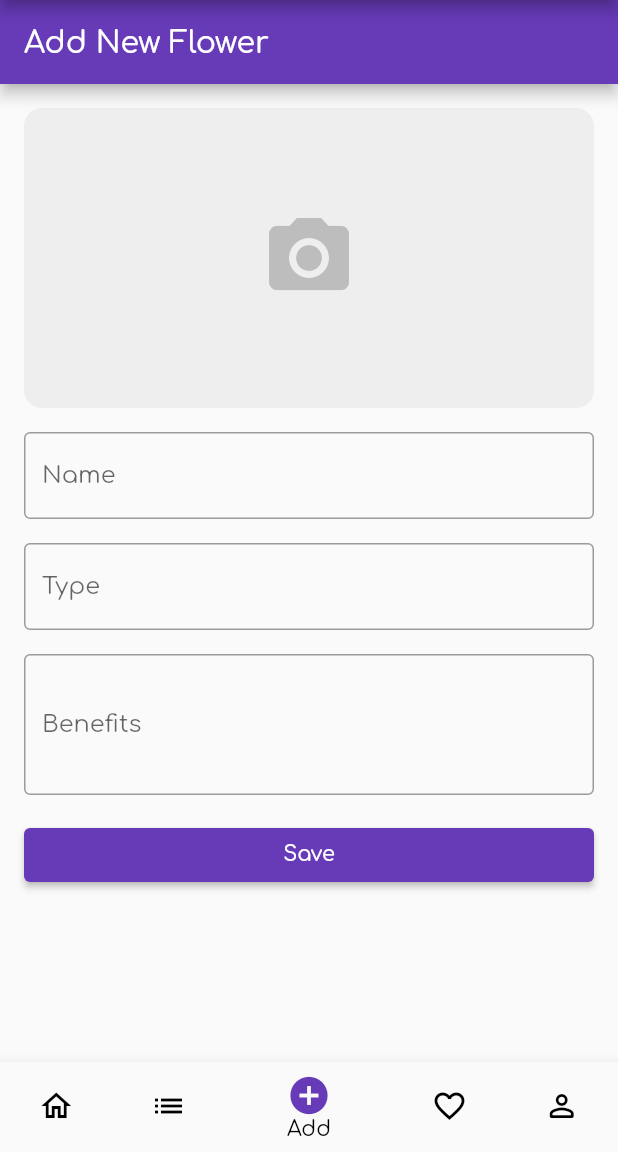
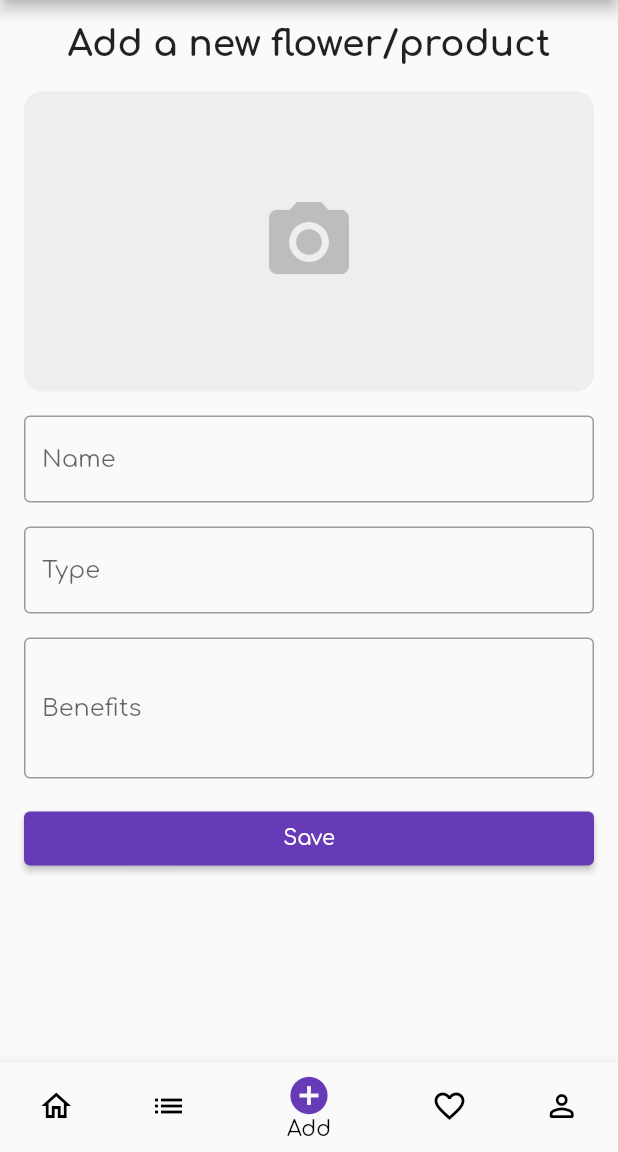
Before and after one commit to knl5/cbd-app23, a Flutter app: the screen it shows once a user with an empty profile is signed in, item 3 of the bottom bar chosen, on a phone screen of 412 x 824 dp, the part 84-1236 px from its top. Run offline on Flutter 3.47's test engine with Material 2 defaults, Android fonts, the light colour scheme and no system bars; our stand-ins replace cloud_firestore, firebase_auth, firebase_core, firebase_storage, google_fonts, google_sign_in and 1 more; missing offline and left inert: flutter_stripe, flutterfire_ui; accounts and stored records are empty; network calls fail.

Commit message:
fix checkout and handle flower form

```diff
--- a/lib/pages/form_contribution.dart
+++ b/lib/pages/form_contribution.dart
@@ -77,17 +77,24 @@ class _FlowerFormState extends State<FlowerForm> {
     }
   }
 
+  void _dismissKeyboard() {
+    FocusScope.of(context).unfocus();
+  }
+
   @override
   Widget build(BuildContext context) {
     return Scaffold(
-      appBar: AppBar(
-        title: const Text('Add New Flower'),
-      ),
-      body: Form(
+      body: GestureDetector(
+        onTap: _dismissKeyboard, // Dismiss keyboard when tapping outside
+        child: Form(
           key: _formKey,
           child: ListView(
             padding: const EdgeInsets.all(16),
             children: [
+              const Text('Add a new flower/product',
+                  textAlign: TextAlign.center,
+                  style: TextStyle(fontSize: 24, fontWeight: FontWeight.bold)),
+              const SizedBox(height: 18),
               GestureDetector(
                 onTap: _selectImage,
                 child: Container(
@@ -188,6 +195,7 @@ class _FlowerFormState extends State<FlowerForm> {
             ],
           ),
         ),
+      ),
     );
   }
 }
```
Also changed, not shown: lib/fonctionnalities/stripe_checkout.dart (+20 -0 lines). Lines whose indentation alone changed are shown as unchanged.
